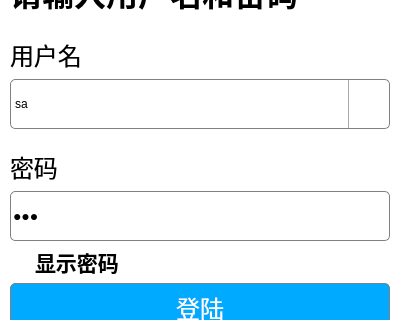
The window that pages/LoginPage.ui (wps139hf/app) describes before a commit, drawn with Qt 5; both pictures show x 0 to 400 and y 93 to 413 of the 400 by 600 pixel window.
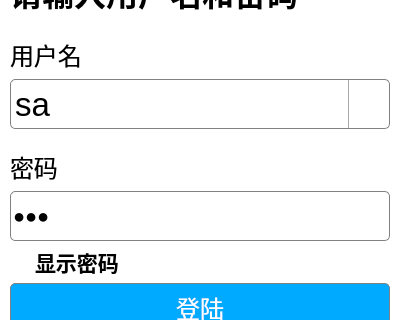
The same window after the commit. Icons and pictures are not drawn. Custom widgets are drawn as their Qt base class.

```diff
--- a/pages/LoginPage.ui
+++ b/pages/LoginPage.ui
@@ -109,14 +109,13 @@
       <widget class="QComboBox" name="username">
        <property name="minimumSize">
         <size>
-         <width>114</width>
+         <width>303</width>
          <height>50</height>
         </size>
        </property>
        <property name="font">
         <font>
-         <family>宋体</family>
-         <pointsize>16</pointsize>
+         <pointsize>25</pointsize>
         </font>
        </property>
        <property name="styleSheet">
@@ -126,6 +125,7 @@
     border-radius: 5px;
     padding: 1px 2px 1px 2px;  
     min-width: 9em;
+	font-size:25pt;
 }
 QComboBox::drop-down {
     subcontrol-origin: padding;
@@ -199,7 +199,7 @@
        </property>
        <property name="font">
         <font>
-         <pointsize>-1</pointsize>
+         <pointsize>15</pointsize>
         </font>
        </property>
        <property name="styleSheet">
@@ -208,7 +208,7 @@
     border-radius: 5px;
     background: white;
     selection-background-color: green;
-    font-size: 14px ;
+    font-size: 15pt ;
 }
  
 QLineEdit:hover {
```
